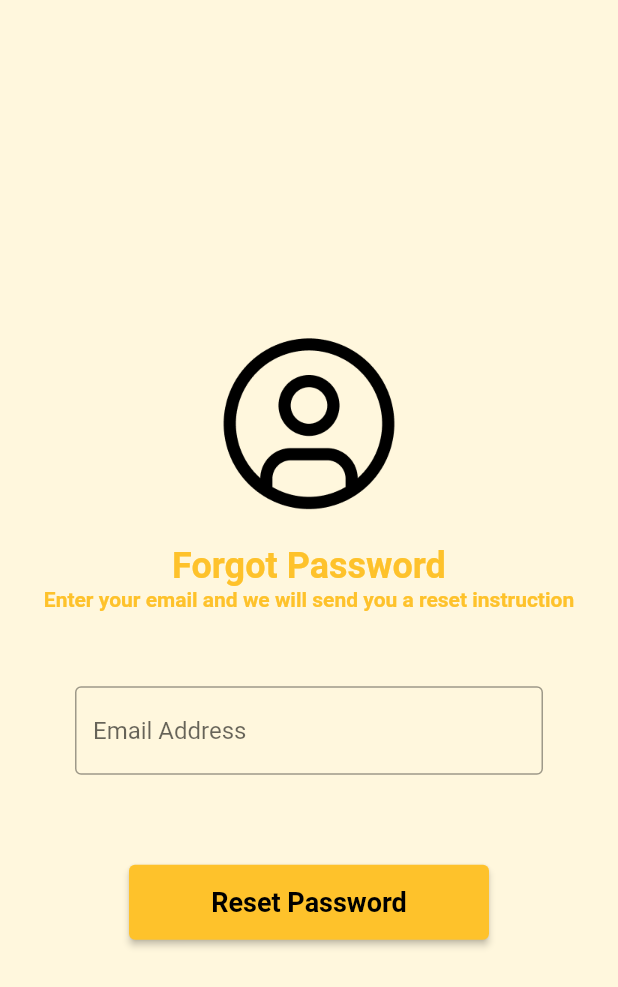
After one commit to demarillacizere/mobile-food-ordering-app, a Flutter app: the ForgotScreen screen opened directly, on a phone screen of 412 x 824 dp. The commit adds this screen. Shown: the top 987 px of the screen. Run offline on Flutter 3.47's test engine with Material 2 defaults, Android fonts, the phone set to English and light mode, and no system bars.

Commit message:
added reset password page

```diff
--- /dev/null
+++ b/lib/forgot_password.dart
@@ -0,0 +1,108 @@
+import 'package:flutter/material.dart';
+import 'package:food_app/register.dart';
+
+class ForgotScreen extends StatefulWidget {
+  @override
+  State<ForgotScreen> createState() => _ForgotScreenState();
+}
+
+class _ForgotScreenState extends State<ForgotScreen> {
+  bool _isHidden = true;
+  final TextEditingController _emailController = TextEditingController();
+
+  void _toggleVisibility() {
+    setState(() {
+      _isHidden = !_isHidden;
+    });
+  }
+
+  void _submitForm() {}
+
+  @override
+  Widget build(BuildContext context) {
+    return Scaffold(
+        body: SingleChildScrollView(
+            child: ConstrainedBox(
+                constraints: BoxConstraints(
+                  minHeight: MediaQuery.of(context).size.height,
+                ),
+                child: Container(
+                  color: const Color(0xFFFFF7DD),
+                  child: Center(
+                    child: Column(
+                        mainAxisAlignment: MainAxisAlignment.center,
+                        children: [
+                          const SizedBox(height: 70.0),
+                          Column(children: [
+                            Padding(
+                              padding: const EdgeInsets.only(bottom: 16.0),
+                              child: Image.asset(
+                                'assets/images/user.png',
+                                width: 130,
+                                height: 130,
+                              ),
+                            ),
+                            const Text(
+                              'Forgot Password',
+                              textAlign: TextAlign.center,
+                              style: TextStyle(
+                                  fontSize: 24,
+                                  fontWeight: FontWeight.w600,
+                                  color: Color.fromRGBO(254, 194, 43, 1)),
+                            ),
+                            const Text(
+                              'Enter your email and we will send you a reset instruction',
+                              textAlign: TextAlign.center,
+                              style: TextStyle(
+                                  fontSize: 14,
+                                  fontWeight: FontWeight.w600,
+                                  color: Color.fromRGBO(254, 194, 43, 1)),
+                            ),
+                          ]),
+                          Container(
+                            padding:
+                                const EdgeInsets.symmetric(horizontal: 50.0),
+                            child: Column(
+                              children: [
+                                const SizedBox(height: 50.0),
+                                TextField(
+                                  controller: _emailController,
+                                  decoration: const InputDecoration(
+                                    hintText: 'Email Address',
+                                    border: OutlineInputBorder(
+                                      borderSide: BorderSide(
+                                          color:
+                                              Color.fromRGBO(254, 194, 43, 1)),
+                                    ),
+                                  ),
+                                ),
+                                const SizedBox(height: 20.0),
+                                const SizedBox(height: 40.0),
+                                ElevatedButton(
+                                  onPressed: _submitForm,
+                                  style: ButtonStyle(
+                                    minimumSize:
+                                        MaterialStateProperty.all<Size>(
+                                            const Size(240, 50)),
+                                    backgroundColor: MaterialStateProperty.all<
+                                            Color>(
+                                        const Color.fromRGBO(254, 194, 43, 1)),
+                                  ),
+                                  child: const Text('Reset Password',
+                                  style: TextStyle(
+                                  fontSize: 18,
+                                  fontWeight: FontWeight.w600,
+                                  color: Color.fromRGBO(0, 0, 0, 1)),),
+                                ),
+
+
+
+                                const SizedBox(height: 50.0),
+                              ],
+                            ),
+                          ),
+                        ]),
+                  ),
+                ))));
+  }
+}
--- a/lib/login.dart
+++ b/lib/login.dart
@@ -1,5 +1,7 @@
 import 'package:flutter/material.dart';
 import 'package:food_app/register.dart';
+
+import 'forgot_password.dart';
 
 class LoginScreen extends StatefulWidget {
   @override
@@ -90,12 +92,21 @@ class _LoginScreenState extends State<LoginScreen> {
                                 ),
                                 const SizedBox(height: 10.0),
                                 Row(
-                                  children: const [
-                                    Text("Forgot Password",
-                                        textAlign: TextAlign.left,
-                                        style: TextStyle(fontSize: 16)),
-                                  ],
-                                ),
+                                  children: [
+                                    GestureDetector(
+                                    onTap: () {
+                                      Navigator.push(
+                                          context,
+                                          MaterialPageRoute(
+                                              builder: (context) =>
+                                                  ForgotScreen()));
+                                    },
+                                    child: const Text(
+                                        "Forgot Password",
+                                        style: TextStyle(
+                                            fontSize: 16,
+                                            color: Colors.black))),
+                                ]),
                                 const SizedBox(height: 20.0),
                                 ElevatedButton(
                                   onPressed: _submitForm,
@@ -148,70 +159,3 @@ class _LoginScreenState extends State<LoginScreen> {
                 ))));
   }
 }
-
-
-
-
-
-
-        // body: Container(
-        //     color: const Color(0xFFFFF7DD),
-        //     child: Center(
-        //       child: Column(
-        //           mainAxisAlignment: MainAxisAlignment.spaceEvenly,
-        //           children: [
-        //             Column(children: [
-        //               Padding(
-        //                 padding: const EdgeInsets.only(bottom: 16.0),
-        //                 child: Image.asset(
-        //                   'assets/images/user.png',
-        //                   width: 130,
-        //                   height: 130,
-        //                 ),
-        //               ),
-        //               const Text(
-        //                 'Welcome\nCreate an Account',
-        //                 textAlign: TextAlign.center,
-        //                 style: TextStyle(
-        //                     fontSize: 24,
-        //                     fontWeight: FontWeight.w600,
-        //                     color: Color.fromRGBO(254, 194, 43, 1)),
-        //               ),
-        //             ]),
-        //             Column(children: const [
-        //               Padding(
-        //                 padding: EdgeInsets.only(bottom: 16.0),
-        //                 child: Text(
-        //                   'Welcome',
-        //                   style: TextStyle(
-        //                     fontSize: 24,
-        //                     fontWeight: FontWeight.bold,
-        //                   ),
-        //                 ),
-        //               ),
-        //               Text(
-        //                 'We are excited to feed you\nShall we get started?',
-        //                 textAlign: TextAlign.center,
-        //               ),
-        //             ]),
-        //             ElevatedButton(
-        //                 style: ButtonStyle(
-        //                   minimumSize: MaterialStateProperty.all<Size>(
-        //                       const Size(250, 50)),
-        //                   backgroundColor: MaterialStateProperty.all<Color>(
-        //                       const Color.fromRGBO(254, 194, 43, 1)),
-        //                 ),
-        //                 onPressed: () {
-        //                   Navigator.push(
-        //                       context,
-        //                       MaterialPageRoute(
-        //                           builder: (context) => LoginScreen()));
-        //                 },
-        //                 child: const Text("GET STARTED",
-        //                     style:
-        //                         TextStyle(fontSize: 18, color: Colors.black))),
-        //           ]),
-        //     ))
-        // );
-//   }
-// }
```
Also changed, not shown: lib/register.dart (+0 -67 lines).
